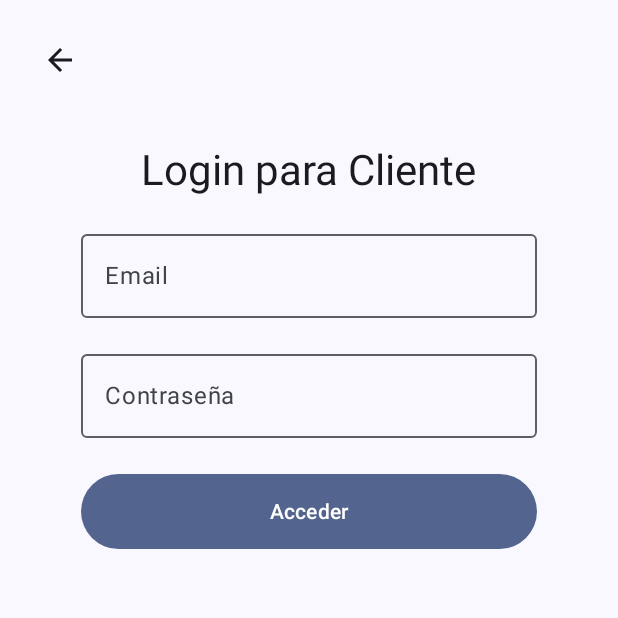
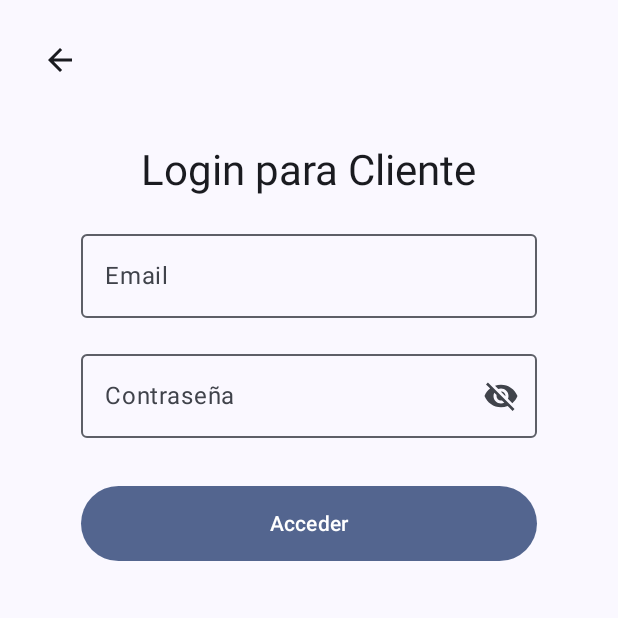
Before and after one commit to yoiberdev/UberClone, an Android app built with Jetpack Compose: the screen it shows after launch (MainActivity), after a tap on "Ingresar como Cliente", on a phone screen of 412 x 824 dp, the top half of it. Run offline under Robolectric (Android 15) with nearby library versions, the phone set to English and light mode, and no system bars; our stand-ins replace Firebase (no records; nobody signed in at launch, a user with empty details on screens opened directly).

```diff
--- /dev/null
+++ b/app/src/main/java/com/yoiberdev/uberclone/ui/auth/AuthViewModel.kt
@@ -0,0 +1,25 @@
+package com.yoiberdev.uberclone.ui.auth
+
+import androidx.lifecycle.ViewModel
+import androidx.lifecycle.viewModelScope
+import com.google.firebase.auth.FirebaseAuth
+import kotlinx.coroutines.launch
+
+class AuthViewModel : ViewModel() {
+    private val auth: FirebaseAuth = FirebaseAuth.getInstance().apply {
+        setLanguageCode("es")
+    }
+
+    fun login(email: String, password: String, onSuccess: () -> Unit, onError: (String) -> Unit) {
+        viewModelScope.launch {
+            auth.signInWithEmailAndPassword(email, password)
+                .addOnCompleteListener { task ->
+                    if (task.isSuccessful) {
+                        onSuccess()
+                    } else {
+                        onError(task.exception?.message ?: "Error desconocido")
+                    }
+                }
+        }
+    }
+}
--- a/app/src/main/java/com/yoiberdev/uberclone/ui/screens/LoginScreen.kt
+++ b/app/src/main/java/com/yoiberdev/uberclone/ui/screens/LoginScreen.kt
@@ -1,46 +1,35 @@
 package com.yoiberdev.uberclone.ui.screens
 
-import androidx.compose.animation.AnimatedVisibility
-import androidx.compose.animation.fadeIn
-import androidx.compose.animation.fadeOut
-import androidx.compose.animation.slideInHorizontally
-import androidx.compose.animation.slideOutHorizontally
+import androidx.compose.animation.*
 import androidx.compose.animation.core.tween
-import androidx.compose.foundation.layout.Arrangement
-import androidx.compose.foundation.layout.Column
-import androidx.compose.foundation.layout.Row
-import androidx.compose.foundation.layout.Spacer
-import androidx.compose.foundation.layout.fillMaxSize
-import androidx.compose.foundation.layout.fillMaxWidth
-import androidx.compose.foundation.layout.height
-import androidx.compose.foundation.layout.padding
-import androidx.compose.material3.Button
-import androidx.compose.material3.ButtonDefaults
-import androidx.compose.material3.Icon
-import androidx.compose.material3.IconButton
-import androidx.compose.material3.MaterialTheme
-import androidx.compose.material3.OutlinedTextField
-import androidx.compose.material3.Text
+import androidx.compose.foundation.layout.*
+import androidx.compose.foundation.text.KeyboardOptions
 import androidx.compose.material.icons.Icons
-import androidx.compose.material.icons.filled.ArrowBack
-import androidx.compose.runtime.Composable
-import androidx.compose.runtime.LaunchedEffect
-import androidx.compose.runtime.mutableStateOf
-import androidx.compose.runtime.remember
-import androidx.compose.runtime.getValue
-import androidx.compose.runtime.setValue
+import androidx.compose.material.icons.automirrored.filled.ArrowBack
+import androidx.compose.material.icons.filled.Visibility
+import androidx.compose.material.icons.filled.VisibilityOff
+import androidx.compose.material3.*
+import androidx.compose.runtime.*
 import androidx.compose.ui.Alignment
 import androidx.compose.ui.Modifier
+import androidx.compose.ui.text.input.KeyboardType
+import androidx.compose.ui.text.input.PasswordVisualTransformation
+import androidx.compose.ui.text.input.VisualTransformation
 import androidx.compose.ui.unit.dp
+import com.yoiberdev.uberclone.ui.auth.AuthViewModel
 
 @Composable
 fun LoginScreen(
     role: String,
+    authViewModel: AuthViewModel = AuthViewModel(),
     onBack: () -> Unit,
     onLoginSuccess: () -> Unit
 ) {
     var email by remember { mutableStateOf("") }
     var password by remember { mutableStateOf("") }
+    var errorMessage by remember { mutableStateOf<String?>(null) }
+    var isLoading by remember { mutableStateOf(false) }
+    var isPasswordVisible by remember { mutableStateOf(false) }
     var visible by remember { mutableStateOf(false) }
 
     LaunchedEffect(Unit) { visible = true }
@@ -48,33 +37,21 @@ fun LoginScreen(
     AnimatedVisibility(
         visible = visible,
         enter = fadeIn(animationSpec = tween(600)) +
-                slideInHorizontally(
-                    initialOffsetX = { it / 2 },
-                    animationSpec = tween(600)
-                ),
+                slideInHorizontally(initialOffsetX = { it / 2 }, animationSpec = tween(600)),
         exit = fadeOut(animationSpec = tween(600)) +
-                slideOutHorizontally(
-                    targetOffsetX = { it / 2 },
-                    animationSpec = tween(600)
-                )
+                slideOutHorizontally(targetOffsetX = { it / 2 }, animationSpec = tween(600))
     ) {
         Column(
-            modifier = Modifier
-                .fillMaxSize()
-                .padding(16.dp),
+            modifier = Modifier.fillMaxSize().padding(16.dp),
             verticalArrangement = Arrangement.Top,
             horizontalAlignment = Alignment.CenterHorizontally
         ) {
-            // Fila superior con botón de retroceso
             Row(
                 modifier = Modifier.fillMaxWidth(),
                 verticalAlignment = Alignment.CenterVertically
             ) {
                 IconButton(onClick = onBack) {
-                    Icon(
-                        imageVector = Icons.Filled.ArrowBack,
-                        contentDescription = "Retroceder"
-                    )
+                    Icon(imageVector = Icons.AutoMirrored.Filled.ArrowBack, contentDescription = "Retroceder")
                 }
             }
             Spacer(modifier = Modifier.height(16.dp))
@@ -94,19 +71,53 @@ fun LoginScreen(
                 value = password,
                 onValueChange = { password = it },
                 label = { Text("Contraseña") },
-                modifier = Modifier.fillMaxWidth(0.8f)
+                modifier = Modifier.fillMaxWidth(0.8f),
+                visualTransformation = if (isPasswordVisible) VisualTransformation.None else PasswordVisualTransformation(),
+                keyboardOptions = KeyboardOptions(keyboardType = KeyboardType.Password),
+                trailingIcon = {
+                    IconButton(onClick = { isPasswordVisible = !isPasswordVisible }) {
+                        Icon(
+                            imageVector = if (isPasswordVisible) Icons.Filled.Visibility else Icons.Filled.VisibilityOff,
+                            contentDescription = if (isPasswordVisible) "Ocultar contraseña" else "Mostrar contraseña"
+                        )
+                    }
+                }
             )
+            Spacer(modifier = Modifier.height(8.dp))
+            errorMessage?.let {
+                Text(text = it, color = MaterialTheme.colorScheme.error)
+            }
             Spacer(modifier = Modifier.height(24.dp))
             Button(
-                onClick = onLoginSuccess,
-                modifier = Modifier
-                    .fillMaxWidth(0.8f)
-                    .height(50.dp),
+                onClick = {
+                    isLoading = true
+                    authViewModel.login(
+                        email = email,
+                        password = password,
+                        onSuccess = {
+                            isLoading = false
+                            onLoginSuccess()
+                        },
+                        onError = {
+                            isLoading = false
+                            errorMessage = it
+                        }
+                    )
+                },
+                modifier = Modifier.fillMaxWidth(0.8f).height(50.dp),
                 colors = ButtonDefaults.buttonColors(
                     containerColor = MaterialTheme.colorScheme.primary.copy(alpha = 0.8f)
-                )
+                ),
+                enabled = !isLoading
             ) {
-                Text(text = "Acceder")
+                if (isLoading) {
+                    CircularProgressIndicator(
+                        modifier = Modifier.size(24.dp),
+                        color = MaterialTheme.colorScheme.onPrimary
+                    )
+                } else {
+                    Text(text = "Acceder")
+                }
             }
         }
     }
--- a/build.gradle.kts
+++ b/build.gradle.kts
@@ -3,4 +3,5 @@ plugins {
     alias(libs.plugins.android.application) apply false
     alias(libs.plugins.kotlin.android) apply false
     alias(libs.plugins.kotlin.compose) apply false
+    id("com.google.gms.google-services") version "4.4.2" apply false
 }
```
Also changed, not shown: app/build.gradle.kts (+9 -0 lines), gradle/libs.versions.toml (+12 -0 lines), 1 other file.
